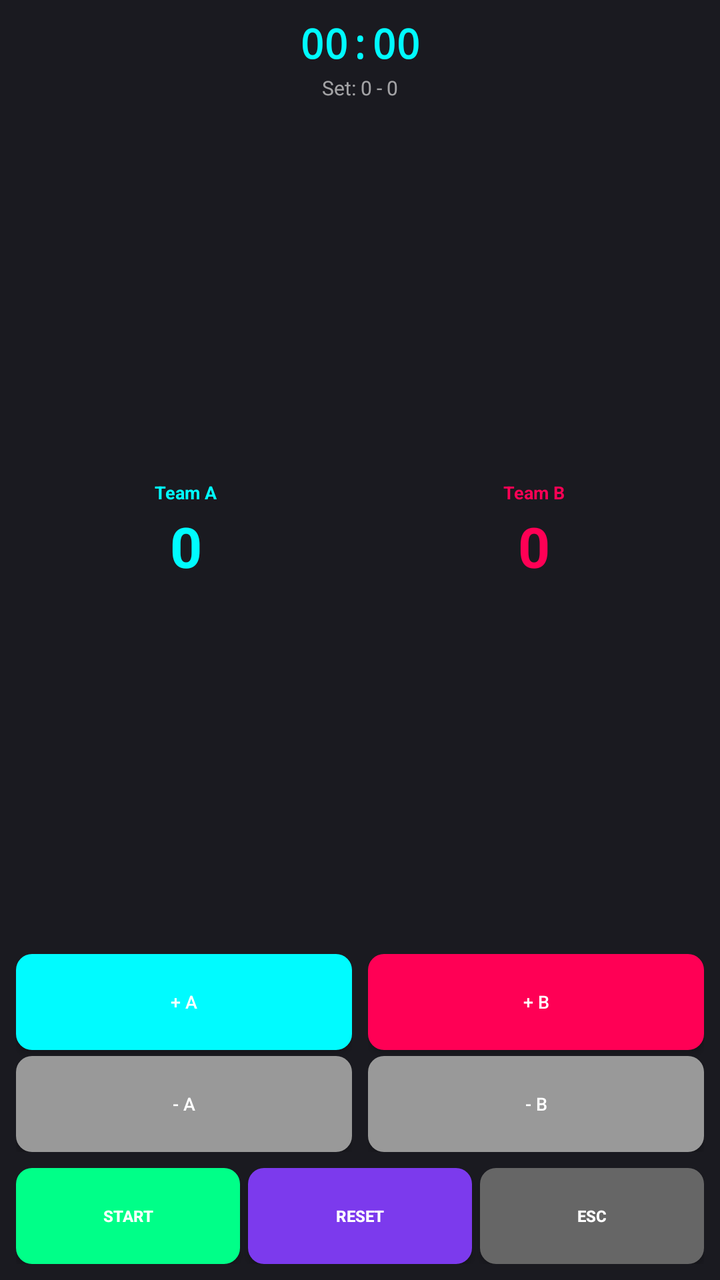
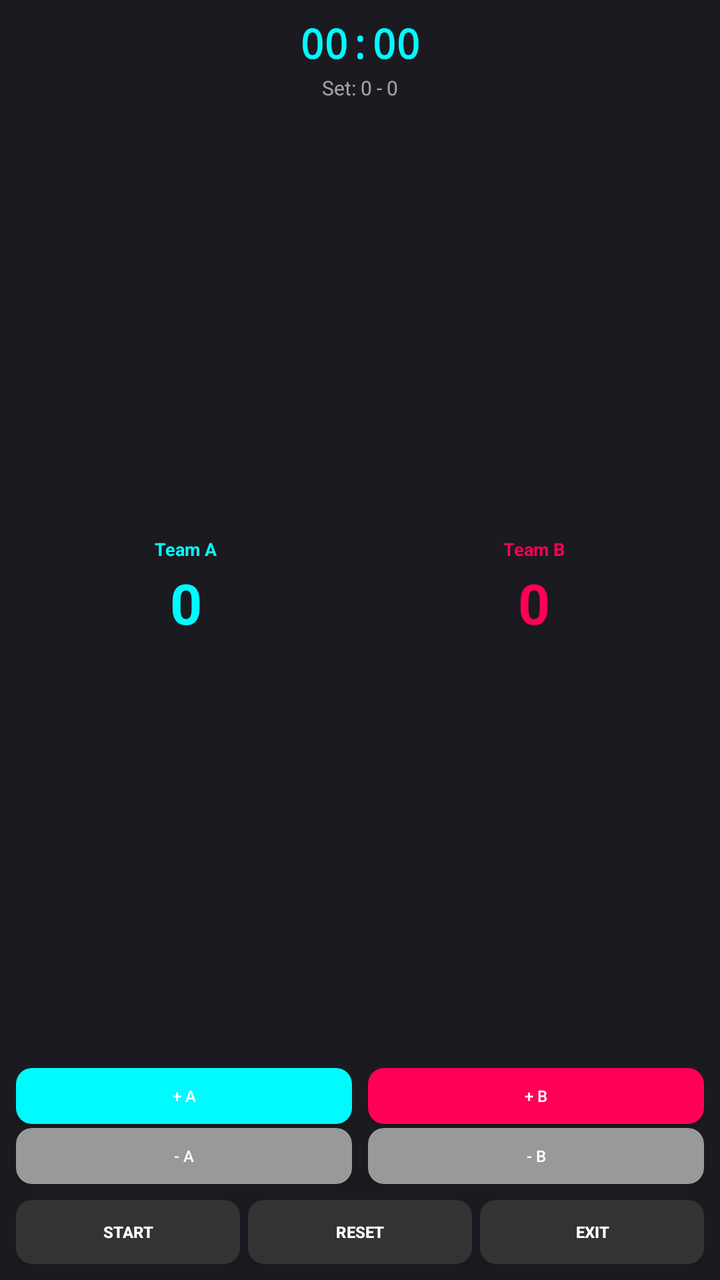

Before-and-after screenshots of an Android layout around one commit, followed by the original layout XML and the change that was made.
<!-- AndroidManifest.xml: activity theme Theme.PointsVolleyHub -->
<!-- res/layout/activity_main.xml -->
<?xml version="1.0" encoding="utf-8"?>
<androidx.constraintlayout.widget.ConstraintLayout 
    xmlns:android="http://schemas.android.com/apk/res/android"
    xmlns:app="http://schemas.android.com/apk/res-auto"
    android:layout_width="match_parent"
    android:layout_height="match_parent"
    android:background="@color/background"
    android:padding="8dp">

    
    <TextView
        android:id="@+id/timerView"
        android:layout_width="wrap_content"
        android:layout_height="wrap_content"
        android:text="00:00"
        android:textColor="@color/primary"
        android:textSize="20sp"
        android:textStyle="bold"
        android:fontFamily="monospace"
        app:layout_constraintTop_toTopOf="parent"
        app:layout_constraintStart_toStartOf="parent"
        app:layout_constraintEnd_toEndOf="parent" />

    
    <TextView
        android:id="@+id/setsView"
        android:layout_width="wrap_content"
        android:layout_height="wrap_content"
        android:text="Set: 0 - 0"
        android:textColor="@color/text_secondary"
        android:textSize="10sp"
        android:layout_marginTop="2dp"
        app:layout_constraintTop_toBottomOf="@id/timerView"
        app:layout_constraintStart_toStartOf="parent"
        app:layout_constraintEnd_toEndOf="parent" />

    
    <LinearLayout
        android:id="@+id/teamASection"
        android:layout_width="0dp"
        android:layout_height="0dp"
        android:orientation="vertical"
        android:gravity="center"
        android:layout_marginTop="4dp"
        android:layout_marginEnd="2dp"
        app:layout_constraintTop_toBottomOf="@id/setsView"
        app:layout_constraintBottom_toTopOf="@id/buttonRow"
        app:layout_constraintStart_toStartOf="parent"
        app:layout_constraintEnd_toStartOf="@id/teamBSection"
        app:layout_constraintHorizontal_weight="1"
        app:layout_constraintVertical_weight="1">

        <TextView
            android:id="@+id/teamANameView"
            android:layout_width="wrap_content"
            android:layout_height="wrap_content"
            android:text="Team A"
            android:textColor="@color/team_a_color"
            android:textSize="9sp"
            android:textStyle="bold" />

        <TextView
            android:id="@+id/scoreAView"
            android:layout_width="wrap_content"
            android:layout_height="wrap_content"
            android:text="0"
            android:textColor="@color/team_a_color"
            android:textSize="28sp"
            android:textStyle="bold"
            android:layout_marginTop="2dp" />

    </LinearLayout>

    
    <LinearLayout
        android:id="@+id/teamBSection"
        android:layout_width="0dp"
        android:layout_height="0dp"
        android:orientation="vertical"
        android:gravity="center"
        android:layout_marginTop="4dp"
        android:layout_marginStart="2dp"
        app:layout_constraintTop_toBottomOf="@id/setsView"
        app:layout_constraintBottom_toTopOf="@id/buttonRow"
        app:layout_constraintStart_toEndOf="@id/teamASection"
        app:layout_constraintEnd_toEndOf="parent"
        app:layout_constraintHorizontal_weight="1"
        app:layout_constraintVertical_weight="1">

        <TextView
            android:id="@+id/teamBNameView"
            android:layout_width="wrap_content"
            android:layout_height="wrap_content"
            android:text="Team B"
            android:textColor="@color/team_b_color"
            android:textSize="9sp"
            android:textStyle="bold" />

        <TextView
            android:id="@+id/scoreBView"
            android:layout_width="wrap_content"
            android:layout_height="wrap_content"
            android:text="0"
            android:textColor="@color/team_b_color"
            android:textSize="28sp"
            android:textStyle="bold"
            android:layout_marginTop="2dp" />

    </LinearLayout>

    
    <LinearLayout
        android:id="@+id/buttonRow"
        android:layout_width="0dp"
        android:layout_height="wrap_content"
        android:orientation="horizontal"
        android:gravity="center"
        android:layout_marginBottom="8dp"
        app:layout_constraintBottom_toTopOf="@id/controlButtons"
        app:layout_constraintStart_toStartOf="parent"
        app:layout_constraintEnd_toEndOf="parent">

        
        <LinearLayout
            android:layout_width="0dp"
            android:layout_height="wrap_content"
            android:orientation="vertical"
            android:layout_weight="1"
            android:layout_marginEnd="4dp">

            <Button
                android:id="@+id/btnAddPointA"
                android:layout_width="match_parent"
                android:layout_height="wrap_content"
                android:text="+ A"
                android:textColor="@android:color/white"
                android:textSize="9sp"
                android:background="@drawable/button_team_a_flat"
                android:padding="3dp"
                android:layout_marginBottom="3dp" />

            <Button
                android:id="@+id/btnRemovePointA"
                android:layout_width="match_parent"
                android:layout_height="wrap_content"
                android:text="- A"
                android:textColor="@android:color/white"
                android:textSize="9sp"
                android:background="@drawable/button_secondary_flat"
                android:padding="3dp" />

        </LinearLayout>

        
        <LinearLayout
            android:layout_width="0dp"
            android:layout_height="wrap_content"
            android:orientation="vertical"
            android:layout_weight="1"
            android:layout_marginStart="4dp">

            <Button
                android:id="@+id/btnAddPointB"
                android:layout_width="match_parent"
                android:layout_height="wrap_content"
                android:text="+ B"
                android:textColor="@android:color/white"
                android:textSize="9sp"
                android:background="@drawable/button_team_b_flat"
                android:padding="3dp"
                android:layout_marginBottom="3dp" />

            <Button
                android:id="@+id/btnRemovePointB"
                android:layout_width="match_parent"
                android:layout_height="wrap_content"
                android:text="- B"
                android:textColor="@android:color/white"
                android:textSize="9sp"
                android:background="@drawable/button_secondary_flat"
                android:padding="3dp" />

        </LinearLayout>

    </LinearLayout>

    
    <LinearLayout
        android:id="@+id/controlButtons"
        android:layout_width="0dp"
        android:layout_height="wrap_content"
        android:orientation="horizontal"
        android:gravity="center"
        app:layout_constraintBottom_toBottomOf="parent"
        app:layout_constraintStart_toStartOf="parent"
        app:layout_constraintEnd_toEndOf="parent">

        <Button
            android:id="@+id/btnToggleTimer"
            android:layout_width="0dp"
            android:layout_height="wrap_content"
            android:text="START"
            android:textColor="@android:color/white"
            android:textSize="8sp"
            android:textStyle="bold"
            android:background="@drawable/button_start_flat"
            android:padding="3dp"
            android:layout_weight="1"
            android:layout_marginEnd="2dp" />

        <Button
            android:id="@+id/btnResetMatch"
            android:layout_width="0dp"
            android:layout_height="wrap_content"
            android:text="RESET"
            android:textColor="@android:color/white"
            android:textSize="8sp"
            android:textStyle="bold"
            android:background="@drawable/button_reset_flat"
            android:padding="3dp"
            android:layout_weight="1"
            android:layout_marginStart="2dp"
            android:layout_marginEnd="2dp" />

        <Button
            android:id="@+id/btnLogout"
            android:layout_width="0dp"
            android:layout_height="wrap_content"
            android:text="ESC"
            android:textColor="@android:color/white"
            android:textSize="8sp"
            android:textStyle="bold"
            android:background="@drawable/button_logout_flat"
            android:padding="3dp"
            android:layout_weight="1"
            android:layout_marginStart="2dp" />

    </LinearLayout>

</androidx.constraintlayout.widget.ConstraintLayout>
<!-- resources referenced by this layout -->
<resources>
  <color name="background">#1a1a20</color>
  <color name="primary">#00fbff</color>
  <color name="team_a_color">#00fbff</color>
  <color name="team_b_color">#ff0055</color>
  <color name="text_secondary">#99ffffff</color>
  <!-- drawable button_logout_flat (drawable) -->
  <?xml version="1.0" encoding="utf-8"?>
  <selector xmlns:android="http://schemas.android.com/apk/res/android">
      <item android:state_pressed="true">
          <shape>
              <solid android:color="#444444" />
              <corners android:radius="8dp" />
          </shape>
      </item>
      <item>
          <shape>
              <solid android:color="#666666" />
              <corners android:radius="8dp" />
          </shape>
      </item>
  </selector>
  <!-- drawable button_reset_flat (drawable) -->
  <?xml version="1.0" encoding="utf-8"?>
  <selector xmlns:android="http://schemas.android.com/apk/res/android">
      <item android:state_pressed="true">
          <shape>
              <solid android:color="#5a2ab8" />
              <corners android:radius="8dp" />
          </shape>
      </item>
      <item>
          <shape>
              <solid android:color="#7c3aed" />
              <corners android:radius="8dp" />
          </shape>
      </item>
  </selector>
  <!-- drawable button_secondary_flat (drawable) -->
  <?xml version="1.0" encoding="utf-8"?>
  <selector xmlns:android="http://schemas.android.com/apk/res/android">
      <item android:state_pressed="true">
          <shape>
              <solid android:color="#666666" />
              <corners android:radius="8dp" />
          </shape>
      </item>
      <item>
          <shape>
              <solid android:color="#999999" />
              <corners android:radius="8dp" />
          </shape>
      </item>
  </selector>
  <!-- drawable button_start_flat (drawable) -->
  <?xml version="1.0" encoding="utf-8"?>
  <selector xmlns:android="http://schemas.android.com/apk/res/android">
      <item android:state_pressed="true">
          <shape>
              <solid android:color="#00cc66" />
              <corners android:radius="8dp" />
          </shape>
      </item>
      <item>
          <shape>
              <solid android:color="#00ff88" />
              <corners android:radius="8dp" />
          </shape>
      </item>
  </selector>
  <!-- drawable button_team_a_flat (drawable) -->
  <?xml version="1.0" encoding="utf-8"?>
  <selector xmlns:android="http://schemas.android.com/apk/res/android">
      <item android:state_pressed="true">
          <shape>
              <solid android:color="#00c4cc" />
              <corners android:radius="8dp" />
          </shape>
      </item>
      <item>
          <shape>
              <solid android:color="#00fbff" />
              <corners android:radius="8dp" />
          </shape>
      </item>
  </selector>
  <!-- drawable button_team_b_flat (drawable) -->
  <?xml version="1.0" encoding="utf-8"?>
  <selector xmlns:android="http://schemas.android.com/apk/res/android">
      <item android:state_pressed="true">
          <shape>
              <solid android:color="#cc0044" />
              <corners android:radius="8dp" />
          </shape>
      </item>
      <item>
          <shape>
              <solid android:color="#ff0055" />
              <corners android:radius="8dp" />
          </shape>
      </item>
  </selector>
  <color name="black">#FF000000</color>
  <color name="secondary">#ff0055</color>
  <color name="white">#FFFFFFFF</color>
  <!-- unchanged entries left out for length: 1 -->
</resources>

<!-- the commit's change to res/layout/activity_main.xml (unified diff, before → after) -->
@@ -131,23 +131,23 @@
             <Button
                 android:id="@+id/btnAddPointA"
                 android:layout_width="match_parent"
-                android:layout_height="wrap_content"
+                android:layout_height="28dp"
                 android:text="+ A"
                 android:textColor="@android:color/white"
-                android:textSize="9sp"
+                android:textSize="8sp"
                 android:background="@drawable/button_team_a_flat"
-                android:padding="3dp"
-                android:layout_marginBottom="3dp" />
+                android:padding="2dp"
+                android:layout_marginBottom="2dp" />
 
             <Button
                 android:id="@+id/btnRemovePointA"
                 android:layout_width="match_parent"
-                android:layout_height="wrap_content"
+                android:layout_height="28dp"
                 android:text="- A"
                 android:textColor="@android:color/white"
-                android:textSize="9sp"
+                android:textSize="8sp"
                 android:background="@drawable/button_secondary_flat"
-                android:padding="3dp" />
+                android:padding="2dp" />
 
         </LinearLayout>
 
@@ -162,23 +162,23 @@
             <Button
                 android:id="@+id/btnAddPointB"
                 android:layout_width="match_parent"
-                android:layout_height="wrap_content"
+                android:layout_height="28dp"
                 android:text="+ B"
                 android:textColor="@android:color/white"
-                android:textSize="9sp"
+                android:textSize="8sp"
                 android:background="@drawable/button_team_b_flat"
-                android:padding="3dp"
-                android:layout_marginBottom="3dp" />
+                android:padding="2dp"
+                android:layout_marginBottom="2dp" />
 
             <Button
                 android:id="@+id/btnRemovePointB"
                 android:layout_width="match_parent"
-                android:layout_height="wrap_content"
+                android:layout_height="28dp"
                 android:text="- B"
                 android:textColor="@android:color/white"
-                android:textSize="9sp"
+                android:textSize="8sp"
                 android:background="@drawable/button_secondary_flat"
-                android:padding="3dp" />
+                android:padding="2dp" />
 
         </LinearLayout>
 
@@ -198,40 +198,43 @@
         <Button
             android:id="@+id/btnToggleTimer"
             android:layout_width="0dp"
-            android:layout_height="wrap_content"
+            android:layout_height="32dp"
             android:text="START"
             android:textColor="@android:color/white"
             android:textSize="8sp"
             android:textStyle="bold"
             android:background="@drawable/button_start_flat"
-            android:padding="3dp"
+            android:backgroundTint="#333333"
+            android:padding="2dp"
             android:layout_weight="1"
             android:layout_marginEnd="2dp" />
 
         <Button
             android:id="@+id/btnResetMatch"
             android:layout_width="0dp"
-            android:layout_height="wrap_content"
+            android:layout_height="32dp"
             android:text="RESET"
             android:textColor="@android:color/white"
             android:textSize="8sp"
             android:textStyle="bold"
             android:background="@drawable/button_reset_flat"
-            android:padding="3dp"
+            android:backgroundTint="#333333"
+            android:padding="2dp"
             android:layout_weight="1"
             android:layout_marginStart="2dp"
             android:layout_marginEnd="2dp" />
 
         <Button
-            android:id="@+id/btnLogout"
-            android:layout_width="0dp"
-            android:layout_height="wrap_content"
-            android:text="ESC"
+            android:id="@+id/btnExit"
+            android:layout_width="0dp"
+            android:layout_height="32dp"
+            android:text="EXIT"
             android:textColor="@android:color/white"
             android:textSize="8sp"
             android:textStyle="bold"
             android:background="@drawable/button_logout_flat"
-            android:padding="3dp"
+            android:backgroundTint="#333333"
+            android:padding="2dp"
             android:layout_weight="1"
             android:layout_marginStart="2dp" />
 
